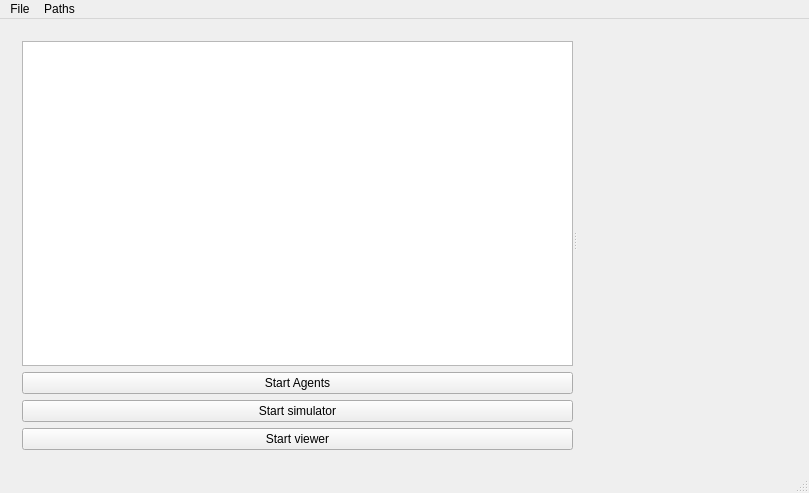
The window that launcher/mainwindow.ui (MirkoFerrati/Ascari) describes before a commit, drawn with Qt 5.
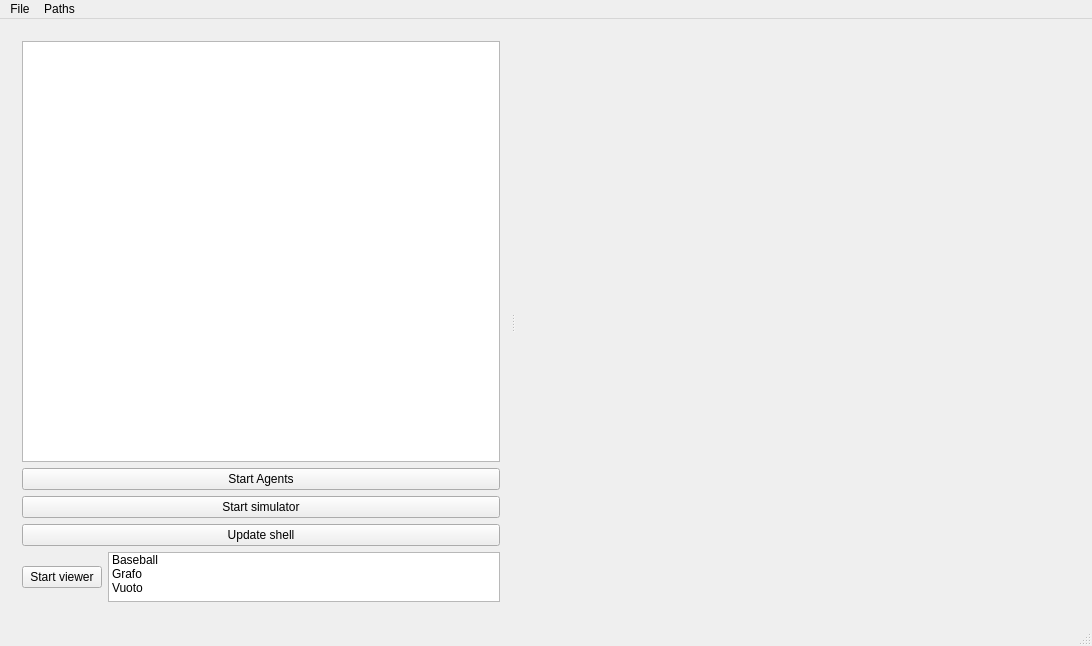
The same window after the commit.

What changed in the file:
```diff
--- a/launcher/mainwindow.ui
+++ b/launcher/mainwindow.ui
@@ -6,8 +6,8 @@
    <rect>
     <x>0</x>
     <y>0</y>
-    <width>809</width>
-    <height>493</height>
+    <width>1092</width>
+    <height>646</height>
    </rect>
   </property>
   <property name="windowTitle">
@@ -28,32 +28,36 @@
    </property>
    <layout class="QGridLayout" name="gridLayout">
     <item row="0" column="0">
-     <layout class="QHBoxLayout" name="horizontalLayout_2" stretch="0">
-      <property name="spacing">
-       <number>6</number>
-      </property>
-      <property name="sizeConstraint">
-       <enum>QLayout::SetMaximumSize</enum>
-      </property>
-      <property name="rightMargin">
-       <number>10</number>
-      </property>
-      <property name="bottomMargin">
-       <number>10</number>
-      </property>
-      <item>
        <widget class="QSplitter" name="splitter">
+      <property name="sizePolicy">
+       <sizepolicy hsizetype="Expanding" vsizetype="Preferred">
+        <horstretch>0</horstretch>
+        <verstretch>0</verstretch>
+       </sizepolicy>
+      </property>
+      <property name="maximumSize">
+       <size>
+        <width>16777215</width>
+        <height>16777215</height>
+       </size>
+      </property>
+      <property name="baseSize">
+       <size>
+        <width>0</width>
+        <height>0</height>
+       </size>
+      </property>
         <property name="orientation">
          <enum>Qt::Horizontal</enum>
         </property>
-        <widget class="QWidget" name="layoutWidget">
-         <layout class="QVBoxLayout" name="verticalLayout">
-          <property name="rightMargin">
-           <number>0</number>
-          </property>
-          <property name="bottomMargin">
-           <number>0</number>
-          </property>
+      <widget class="QWidget" name="">
+       <property name="maximumSize">
+        <size>
+         <width>500</width>
+         <height>16777215</height>
+        </size>
+       </property>
+       <layout class="QVBoxLayout" name="verticalLayout" stretch="2,1,1,1,0">
           <item>
            <widget class="QTextEdit" name="ShowFile">
             <property name="sizePolicy">
@@ -68,6 +72,12 @@
               <height>50</height>
              </size>
             </property>
+          <property name="maximumSize">
+           <size>
+            <width>500</width>
+            <height>16777215</height>
+           </size>
+          </property>
             <property name="readOnly">
              <bool>true</bool>
             </property>
@@ -75,6 +85,12 @@
           </item>
           <item>
            <widget class="QPushButton" name="StartAgents">
+          <property name="maximumSize">
+           <size>
+            <width>500</width>
+            <height>16777215</height>
+           </size>
+          </property>
             <property name="text">
              <string>Start Agents</string>
             </property>
@@ -82,18 +98,75 @@
           </item>
           <item>
            <widget class="QPushButton" name="StartSimulator">
+          <property name="maximumSize">
+           <size>
+            <width>500</width>
+            <height>16777215</height>
+           </size>
+          </property>
             <property name="text">
              <string>Start simulator</string>
             </property>
            </widget>
           </item>
           <item>
+         <widget class="QPushButton" name="Updateshell">
+          <property name="maximumSize">
+           <size>
+            <width>500</width>
+            <height>16777215</height>
+           </size>
+          </property>
+          <property name="text">
+           <string>Update shell</string>
+          </property>
+         </widget>
+        </item>
+        <item>
+         <layout class="QHBoxLayout" name="horizontalLayout" stretch="0,0">
+          <property name="sizeConstraint">
+           <enum>QLayout::SetDefaultConstraint</enum>
+          </property>
+          <item>
            <widget class="QPushButton" name="StartViewer">
+            <property name="maximumSize">
+             <size>
+              <width>500</width>
+              <height>16777215</height>
+             </size>
+            </property>
             <property name="text">
              <string>Start viewer</string>
             </property>
            </widget>
           </item>
+          <item>
+           <widget class="QListWidget" name="selectViewType">
+            <property name="maximumSize">
+             <size>
+              <width>500</width>
+              <height>50</height>
+             </size>
+            </property>
+            <item>
+             <property name="text">
+              <string>Baseball</string>
+             </property>
+            </item>
+            <item>
+             <property name="text">
+              <string>Grafo</string>
+             </property>
+            </item>
+            <item>
+             <property name="text">
+              <string>Vuoto</string>
+             </property>
+            </item>
+           </widget>
+          </item>
+         </layout>
+        </item>
          </layout>
         </widget>
         <widget class="QWidget" name="viewer" native="true">
@@ -109,10 +182,19 @@
            <height>50</height>
           </size>
          </property>
-        </widget>
-       </widget>
-      </item>
-     </layout>
+       <widget class="QWidget" name="verticalLayoutWidget">
+        <property name="geometry">
+         <rect>
+          <x>9</x>
+          <y>9</y>
+          <width>541</width>
+          <height>551</height>
+         </rect>
+        </property>
+        <layout class="QVBoxLayout" name="asdf"/>
+       </widget>
+      </widget>
+     </widget>
     </item>
    </layout>
   </widget>
@@ -121,7 +203,7 @@
     <rect>
      <x>0</x>
      <y>0</y>
-     <width>809</width>
+     <width>1092</width>
      <height>25</height>
     </rect>
    </property>
```
Left out of the diff: 2 changed lines with no effect on the pictures. Lines whose indentation alone changed are shown as unchanged.
